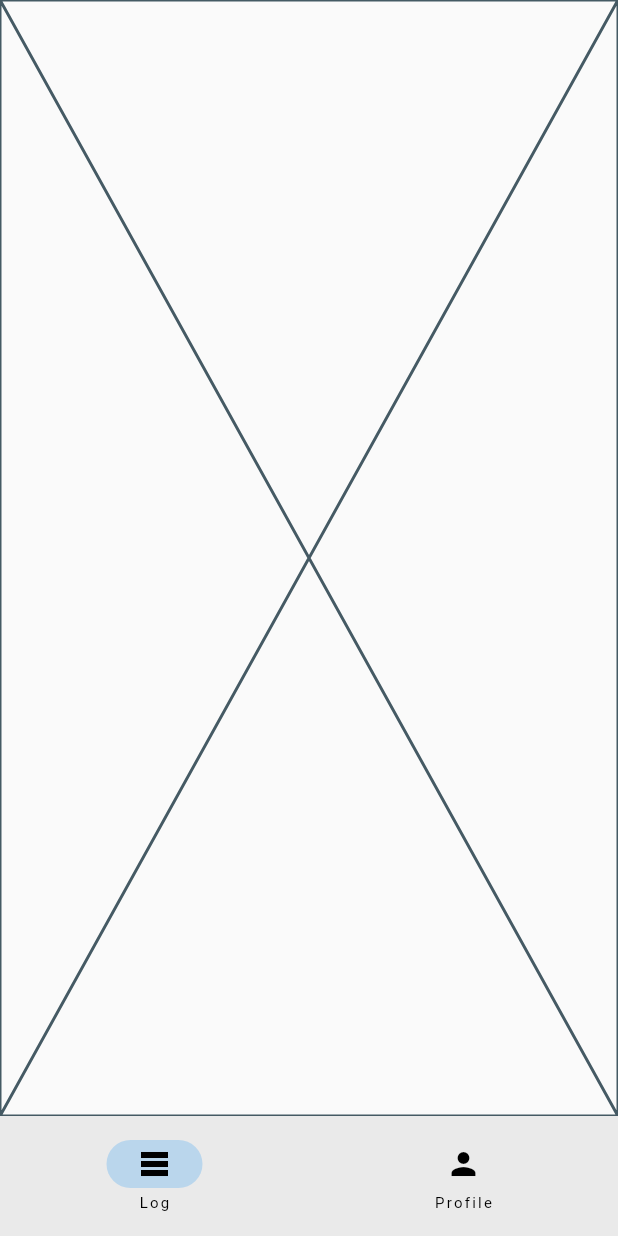
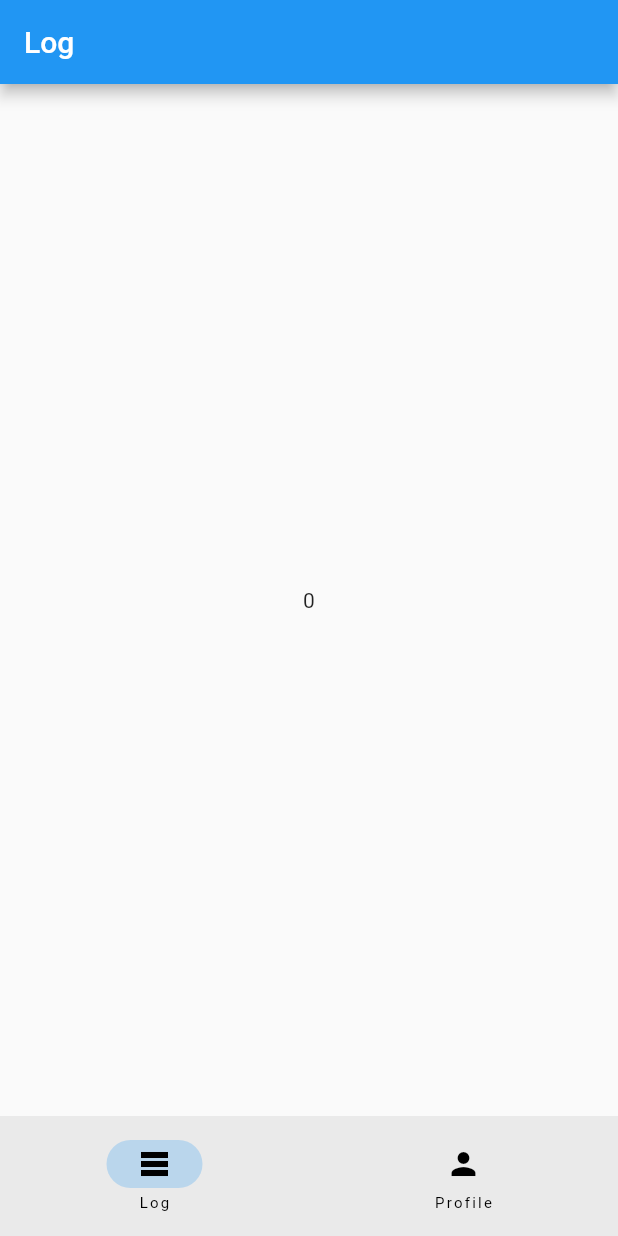
Before and after one commit to Bachar-official/flutter_qso, a Flutter app: the screen it shows after launch, on a phone screen of 412 x 824 dp. Run offline on Flutter 3.47's test engine with Material 2 defaults, Android fonts, the phone set to English and light mode, and no system bars; our stand-ins replace flutter_riverpod, hive, hive_flutter; accounts and stored records are empty; generated files the repository leaves out were written again.

Commit message:
Initiated SQO repo and fixed some errors

```diff
--- a/lib/data/repository/settings_repository.dart
+++ b/lib/data/repository/settings_repository.dart
@@ -23,7 +23,7 @@ class SettingsRepository {
       await _settingsBox.put(_locale, locale);
     }
     if (theme != null) {
-      await _settingsBox.put(_theme, _theme);
+      await _settingsBox.put(_theme, theme);
     }
   }
 }
--- /dev/null
+++ b/lib/feature/log/log_manager.dart
@@ -0,0 +1,25 @@
+import 'package:flutter_qso/feature/log/log_state_holder.dart';
+
+import '../../data/entity/qso.dart';
+import '../../data/repository/qso_repository.dart';
+
+class LogManager {
+  final LogStateHolder holder;
+  final QSORepository qsoRepository;
+
+  LogManager({required this.holder, required this.qsoRepository});
+
+  void init() {
+    holder.setLog(qsoRepository.qso);
+  }
+
+  void setQSO(List<QSO> log) {
+    holder.setLog(log);
+    qsoRepository.storeData(log);
+  }
+
+  void addQSO(QSO qso) {
+    List<QSO> newLog = [...holder.logState.log, qso];
+    setQSO(newLog);
+  }
+}
--- a/lib/feature/log/log_screen.dart
+++ b/lib/feature/log/log_screen.dart
@@ -1,10 +1,30 @@
 import 'package:flutter/material.dart';
+import 'package:flutter_qso/app/di.dart';
+import 'package:flutter_qso/feature/log/log_state.dart';
+import 'package:flutter_qso/feature/log/log_state_holder.dart';
+import 'package:flutter_riverpod/flutter_riverpod.dart';
+import 'package:flutter_gen/gen_l10n/app_localizations.dart';
 
-class LogScreen extends StatelessWidget {
+final logProvider =
+    StateNotifierProvider<LogStateHolder, LogState>((ref) => di.logStateHolder);
+
+class LogScreen extends ConsumerWidget {
   const LogScreen({Key? key}) : super(key: key);
 
   @override
-  Widget build(BuildContext context) {
-    return const Placeholder();
+  Widget build(BuildContext context, WidgetRef ref) {
+    final state = ref.watch(logProvider);
+    final manager = di.logManager;
+
+    return Scaffold(
+      appBar: AppBar(
+        title: Text(AppLocalizations.of(context).log),
+      ),
+      body: Center(
+        child: Text(
+          state.log.length.toString(),
+        ),
+      ),
+    );
   }
 }
--- /dev/null
+++ b/lib/feature/log/log_state.dart
@@ -0,0 +1,15 @@
+import 'package:flutter/material.dart';
+
+import '../../data/entity/qso.dart';
+
+@immutable
+class LogState {
+  final List<QSO> log;
+
+  const LogState({required this.log});
+
+  LogState.initial():
+      log = [];
+
+  LogState copyWith({List<QSO>? log}) => LogState(log: log ?? this.log);
+}
--- /dev/null
+++ b/lib/feature/log/log_state_holder.dart
@@ -0,0 +1,14 @@
+import 'package:flutter_riverpod/flutter_riverpod.dart';
+
+import '../../data/entity/qso.dart';
+import 'log_state.dart';
+
+class LogStateHolder extends StateNotifier<LogState> {
+  LogStateHolder(): super(LogState.initial());
+
+  LogState get logState => state;
+
+  void setLog(List<QSO> log) {
+    state = state.copyWith(log: log);
+  }
+}
--- a/lib/feature/profile/profile_manager.dart
+++ b/lib/feature/profile/profile_manager.dart
@@ -26,6 +26,9 @@ class ProfileManager {
   }
 
   void setTheme(String? theme) {
-    holder.setTheme(theme);
+    if (theme != null) {
+      holder.setTheme(theme);
+      settingsRepository.storeData(theme: theme);
+    }
   }
 }
--- a/lib/feature/profile/profile_state_holder.dart
+++ b/lib/feature/profile/profile_state_holder.dart
@@ -14,7 +14,7 @@ class ProfileStateHolder extends StateNotifier<ProfileState> {
     state = state.copyWith(locale: locale);
   }
 
-  void setTheme(String? theme) {
+  void setTheme(String theme) {
     state = state.copyWith(theme: theme);
   }
 }
--- a/lib/main.dart
+++ b/lib/main.dart
@@ -1,4 +1,5 @@
 import 'package:flutter/material.dart';
+import 'package:flutter_qso/data/entity/qso.dart';
 import 'package:flutter_riverpod/flutter_riverpod.dart';
 import 'package:hive_flutter/hive_flutter.dart';
 
@@ -9,6 +10,7 @@ void main() async {
   WidgetsFlutterBinding.ensureInitialized();
   await Hive.initFlutter();
   await Hive.openBox<String>('settings');
+  await Hive.openBox<List<QSO>>('qso');
   di.init();
   runApp(
     const ProviderScope(
```
Also changed, not shown: lib/app/di.dart (+14 -0 lines), lib/data/repository/qso_repository.dart (added, +18 -0 lines), lib/feature/profile/profile_screen.dart (+6 -9 lines).
